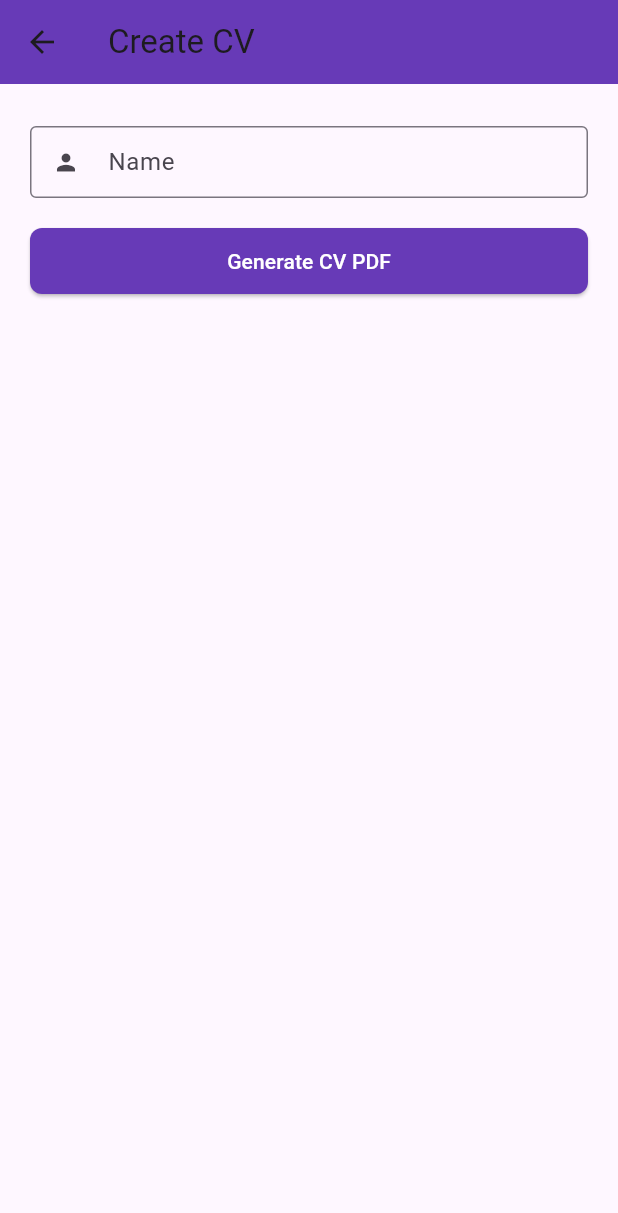
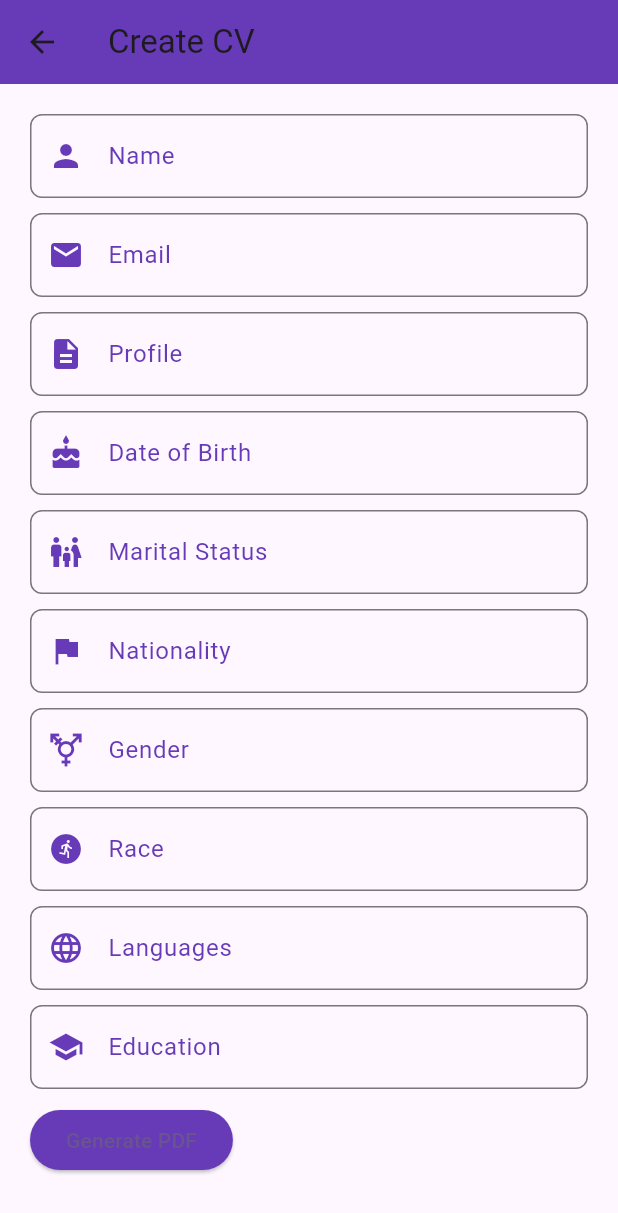
Before and after one commit to ThembaniBliss/new_resume_fmaker, a Flutter app: the CreateCvScreen screen opened by its route, on a phone screen of 412 x 824 dp. Shown: the top 1213 px of the screen. Run offline on Flutter 3.47's test engine with Material 3 defaults, Android fonts, the phone set to English and light mode, and no system bars; our stand-ins replace cloud_firestore, firebase_auth, firebase_core, googleapis_auth, pdf, printing; missing offline and left inert: googleapis; accounts and stored records are empty.

Commit message:
It is better but needs some polishing

```diff
--- a/lib/create_cv_screen.dart
+++ b/lib/create_cv_screen.dart
@@ -1,14 +1,11 @@
-// ignore_for_file: library_private_types_in_public_api, sort_child_properties_last, unused_field
+// ignore_for_file: sort_child_properties_last, use_super_parameters, library_private_types_in_public_api
 
 import 'package:flutter/material.dart';
 import 'package:pdf/pdf.dart';
 import 'package:pdf/widgets.dart' as pw;
 import 'package:printing/printing.dart';
 
-import 'ai_service.dart';
-
 class CreateCvScreen extends StatefulWidget {
-  // ignore: use_super_parameters
   const CreateCvScreen({Key? key}) : super(key: key);
 
   @override
@@ -18,124 +15,38 @@ class CreateCvScreen extends StatefulWidget {
 class _CreateCvScreenState extends State<CreateCvScreen> {
   final TextEditingController _nameController = TextEditingController();
   final TextEditingController _emailController = TextEditingController();
-  final TextEditingController _summaryController = TextEditingController();
+  final TextEditingController _profileController = TextEditingController();
   final TextEditingController _educationController = TextEditingController();
-  final TextEditingController _experienceController = TextEditingController();
-  final TextEditingController _skillsController = TextEditingController();
-  final TextEditingController _certificationsController =
+  final TextEditingController _dateOfBirthController = TextEditingController();
+  final TextEditingController _maritalStatusController =
       TextEditingController();
+  final TextEditingController _nationalityController = TextEditingController();
+  final TextEditingController _genderController = TextEditingController();
+  final TextEditingController _raceController = TextEditingController();
   final TextEditingController _languagesController = TextEditingController();
-
-  // Define suggestions lists
-  // ignore: prefer_final_fields
-  List<String> _experienceSuggestions = [
-    'Manager',
-    'Software Engineer',
-    'Project Manager'
-  ];
   final List<String> _skillsSuggestions = [
     'Programming',
     'Project Management',
     'Communication'
   ];
-  final List<String> _certificationsSuggestions = [
-    'PMP',
-    'AWS Certified',
-    'Scrum Master'
-  ];
-  final List<String> _languagesSuggestions = ['English', 'Spanish', 'French'];
-  List<String> _suggestions = [];
-
-  // Define the method to update suggestions based on input
-  void _updateSuggestions(String query, List<String> suggestionsSource) {
-    setState(() {
-      _suggestions = suggestionsSource
-          .where((suggestion) =>
-              suggestion.toLowerCase().contains(query.toLowerCase()))
-          .toList();
-    });
-  }
-
-  Future<void> _generateText(
-      TextEditingController controller, String prompt) async {
-    final generatedText = await AiService.generateText(prompt);
-    setState(() {
-      controller.text = generatedText;
-    });
-  }
 
   Widget buildTextField(
-    String label,
-    IconData icon,
-    TextEditingController controller, {
-    List<String>? suggestionsSource,
-    bool useAi = false,
-    String? aiPrompt,
-  }) {
+      String label, IconData icon, TextEditingController controller) {
     return Padding(
-      padding: const EdgeInsets.symmetric(vertical: 8.0),
-      child: Column(
-        children: [
-          Row(
-            children: [
-              Expanded(
-                child: TextField(
-                  controller: controller,
-                  minLines: 1,
-                  maxLines: 5,
-                  decoration: InputDecoration(
-                    labelText: label,
-                    prefixIcon: Icon(icon),
-                    border: const OutlineInputBorder(),
-                    isDense: true,
-                  ),
-                  onChanged: suggestionsSource != null
-                      ? (query) => _updateSuggestions(query, suggestionsSource)
-                      : null,
-                ),
-              ),
-              if (useAi && aiPrompt != null)
-                IconButton(
-                  icon: const Icon(Icons.lightbulb),
-                  onPressed: () => _generateText(controller, aiPrompt),
-                ),
-            ],
+      padding: const EdgeInsets.only(bottom: 10),
+      child: TextField(
+        controller: controller,
+        decoration: InputDecoration(
+          labelText: label,
+          prefixIcon: Icon(icon, color: Colors.deepPurple),
+          border: OutlineInputBorder(
+            borderRadius: BorderRadius.circular(8.0),
+            borderSide: const BorderSide(color: Colors.deepPurple),
           ),
-          if (suggestionsSource != null && _suggestions.isNotEmpty)
-            Container(
-              constraints: const BoxConstraints(maxHeight: 200),
-              child: ListView.builder(
-                itemCount: _suggestions.length,
-                itemBuilder: (context, index) {
-                  return ListTile(
-                    title: Text(_suggestions[index]),
-                    onTap: () {
-                      controller.text = _suggestions[index];
-                      setState(() {
-                        _suggestions = [];
-                      });
-                    },
-                  );
-                },
-              ),
-            ),
-        ],
-      ),
-    );
-  }
-
-  Widget buildButton(String text, VoidCallback onPressed) {
-    return Container(
-      width: double.infinity,
-      padding: const EdgeInsets.only(top: 10),
-      child: ElevatedButton(
-        onPressed: onPressed,
-        child: Text(text),
-        style: ElevatedButton.styleFrom(
-          foregroundColor: Colors.white,
-          backgroundColor: Colors.deepPurple,
-          shape: RoundedRectangleBorder(borderRadius: BorderRadius.circular(8)),
-          padding: const EdgeInsets.symmetric(vertical: 12),
+          focusedBorder: const OutlineInputBorder(
+            borderSide: BorderSide(color: Colors.deepPurple, width: 2),
+          ),
+          labelStyle: const TextStyle(color: Colors.deepPurple),
         ),
       ),
     );
@@ -143,19 +54,41 @@ class _CreateCvScreenState extends State<CreateCvScreen> {
 
   Future<void> generatePdf() async {
     final pdf = pw.Document();
-
     pdf.addPage(
       pw.Page(
+        theme: pw.ThemeData.withFont(
+          base: pw.Font.times(),
+          italic: pw.Font.timesItalic(),
+        ),
         build: (pw.Context context) {
           return pw.Column(
             crossAxisAlignment: pw.CrossAxisAlignment.start,
             children: [
-              pw.Text(
-                _nameController.text,
-                style:
-                    pw.TextStyle(fontSize: 24, fontWeight: pw.FontWeight.bold),
+              pw.Header(
+                level: 0,
+                child: pw.Text(_nameController.text,
+                    style: pw.TextStyle(
+                        fontSize: 24, fontWeight: pw.FontWeight.bold)),
               ),
-              // Other text components similar to this
+              pw.Text('Graphic Designer',
+                  style: const pw.TextStyle(fontSize: 18)),
+              pw.Divider(),
+              pw.Header(level: 1, child: pw.Text('Contact Information')),
+              pw.Text(_emailController.text),
+              pw.Text('123-456-7890'), // Placeholder
+              pw.Text('www.example.com'), // Placeholder
+              pw.Header(level: 1, child: pw.Text('Personal Details')),
+              pw.Bullet(text: 'Date of Birth: ${_dateOfBirthController.text}'),
+              pw.Bullet(
+                  text: 'Marital Status: ${_maritalStatusController.text}'),
+              pw.Bullet(text: 'Nationality: ${_nationalityController.text}'),
+              pw.Bullet(text: 'Gender: ${_genderController.text}'),
+              pw.Bullet(text: 'Race: ${_raceController.text}'),
+              pw.Bullet(text: 'Languages: ${_languagesController.text}'),
+              pw.Header(level: 1, child: pw.Text('Education')),
+              pw.Text(_educationController.text),
+              pw.Header(level: 1, child: pw.Text('Skills')),
+              ..._skillsSuggestions.map((skill) => pw.Bullet(text: skill)),
             ],
           );
         },
@@ -179,8 +112,23 @@ class _CreateCvScreenState extends State<CreateCvScreen> {
           crossAxisAlignment: CrossAxisAlignment.start,
           children: [
             buildTextField('Name', Icons.person, _nameController),
-            // More fields similar to this
-            buildButton('Generate CV PDF', generatePdf),
+            buildTextField('Email', Icons.email, _emailController),
+            buildTextField('Profile', Icons.description, _profileController),
+            buildTextField('Date of Birth', Icons.cake, _dateOfBirthController),
+            buildTextField('Marital Status', Icons.family_restroom,
+                _maritalStatusController),
+            buildTextField('Nationality', Icons.flag, _nationalityController),
+            buildTextField('Gender', Icons.transgender, _genderController),
+            buildTextField('Race', Icons.run_circle, _raceController),
+            buildTextField('Languages', Icons.language, _languagesController),
+            buildTextField('Education', Icons.school, _educationController),
+            ElevatedButton(
+              onPressed: generatePdf,
+              child: const Text('Generate PDF'),
+              style: ElevatedButton.styleFrom(
+                backgroundColor: Colors.deepPurple, // Background color
+              ),
+            ),
           ],
         ),
       ),
```
